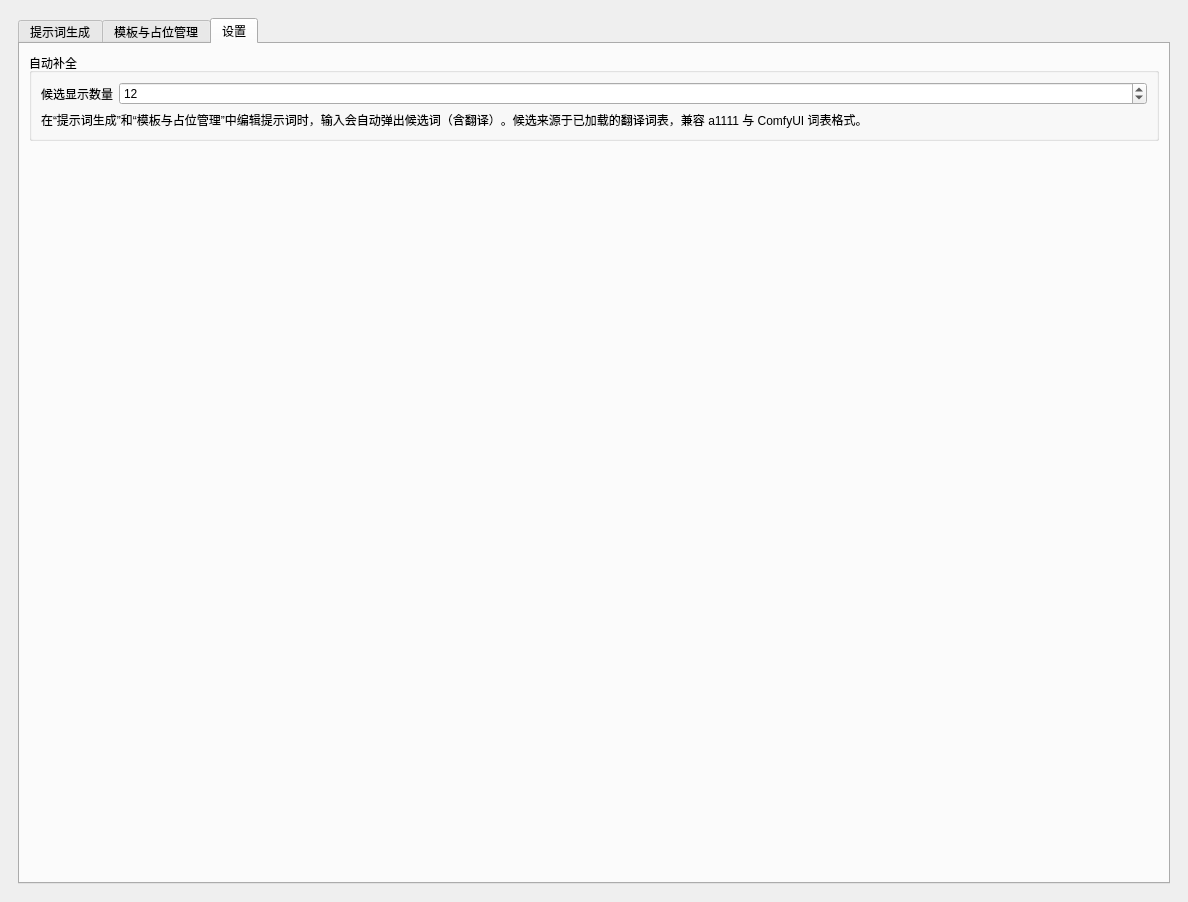
This is tools/prompttemplatelibrarywidget.ui in hanbinhsh/SD-LoRA-Manager as Qt 5 draws it before an edit. The edited form follows.
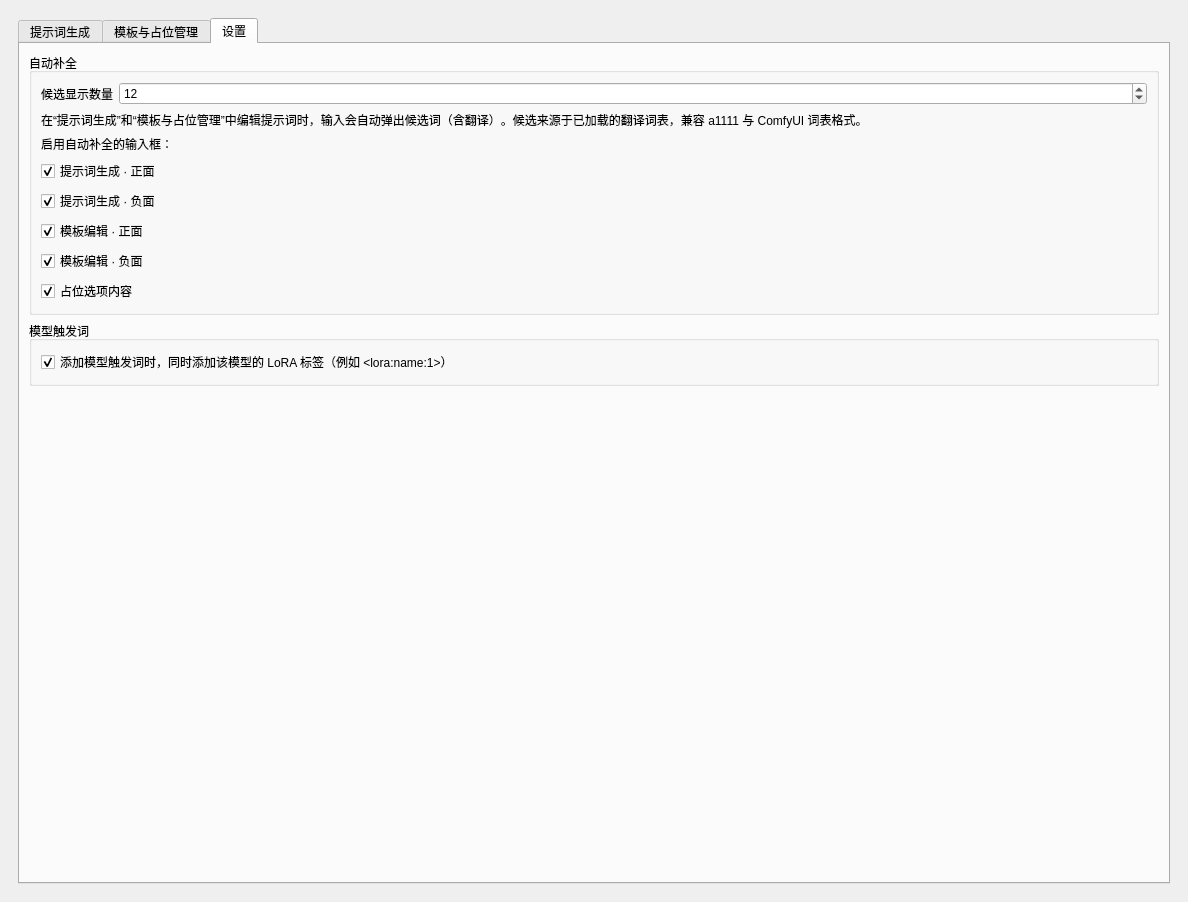
This is the edited form. The open tabs and pages were chosen to show the change.

Diff of the .ui file:
```diff
--- a/tools/prompttemplatelibrarywidget.ui
+++ b/tools/prompttemplatelibrarywidget.ui
@@ -1148,6 +1148,82 @@
             </property>
             <property name="text">
              <string>在“提示词生成”和“模板与占位管理”中编辑提示词时，输入会自动弹出候选词（含翻译）。候选来源于已加载的翻译词表，兼容 a1111 与 ComfyUI 词表格式。</string>
+            </property>
+           </widget>
+          </item>
+          <item row="2" column="0" colspan="2">
+           <widget class="QLabel" name="lblAutocompleteEnableHint">
+            <property name="text">
+             <string>启用自动补全的输入框：</string>
+            </property>
+           </widget>
+          </item>
+          <item row="3" column="0" colspan="2">
+           <widget class="QCheckBox" name="chkAcGeneratePositive">
+            <property name="text">
+             <string>提示词生成 · 正面</string>
+            </property>
+            <property name="checked">
+             <bool>true</bool>
+            </property>
+           </widget>
+          </item>
+          <item row="4" column="0" colspan="2">
+           <widget class="QCheckBox" name="chkAcGenerateNegative">
+            <property name="text">
+             <string>提示词生成 · 负面</string>
+            </property>
+            <property name="checked">
+             <bool>true</bool>
+            </property>
+           </widget>
+          </item>
+          <item row="5" column="0" colspan="2">
+           <widget class="QCheckBox" name="chkAcTemplatePositive">
+            <property name="text">
+             <string>模板编辑 · 正面</string>
+            </property>
+            <property name="checked">
+             <bool>true</bool>
+            </property>
+           </widget>
+          </item>
+          <item row="6" column="0" colspan="2">
+           <widget class="QCheckBox" name="chkAcTemplateNegative">
+            <property name="text">
+             <string>模板编辑 · 负面</string>
+            </property>
+            <property name="checked">
+             <bool>true</bool>
+            </property>
+           </widget>
+          </item>
+          <item row="7" column="0" colspan="2">
+           <widget class="QCheckBox" name="chkAcOptionValue">
+            <property name="text">
+             <string>占位选项内容</string>
+            </property>
+            <property name="checked">
+             <bool>true</bool>
+            </property>
+           </widget>
+          </item>
+         </layout>
+        </widget>
+       </item>
+       <item>
+        <widget class="QGroupBox" name="groupModelTriggerSettings">
+         <property name="title">
+          <string>模型触发词</string>
+         </property>
+         <layout class="QVBoxLayout" name="layoutModelTriggerSettings">
+          <item>
+           <widget class="QCheckBox" name="chkAddLoraTagWithTrigger">
+            <property name="text">
+             <string>添加模型触发词时，同时添加该模型的 LoRA 标签（例如 &lt;lora:name:1&gt;）</string>
+            </property>
+            <property name="checked">
+             <bool>true</bool>
             </property>
            </widget>
           </item>
```
Left out of the diff: 28 changed lines with no effect on the pictures.
